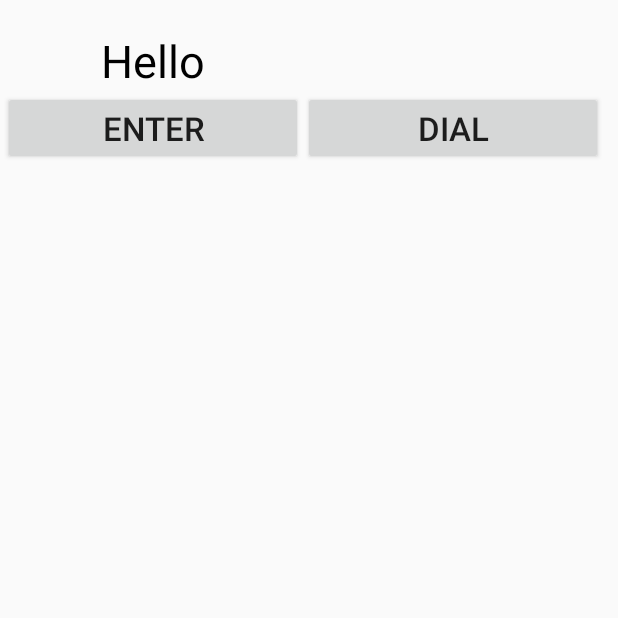
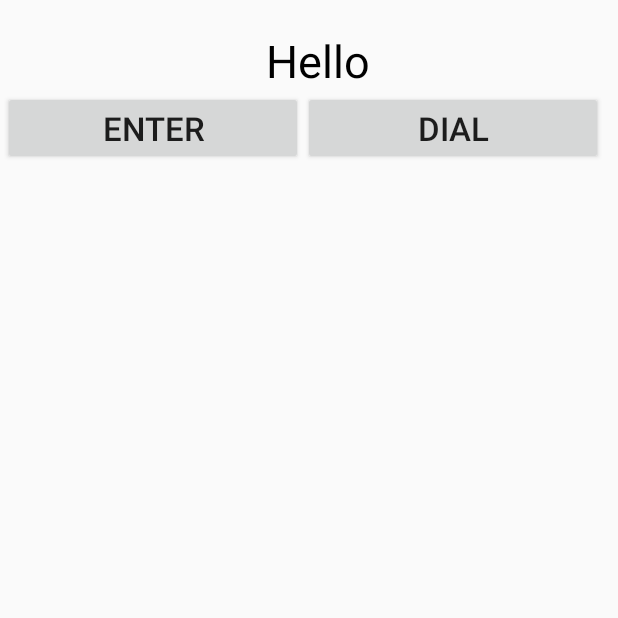
Before and after one commit to SabaKathawala/AndroidApp1, an Android app: the screen it shows after launch (MainActivity), after a tap on "DIAL", on a phone screen of 412 x 824 dp, the top half of it. Run offline under Robolectric (Android 15) with nearby library versions, the phone set to English and light mode, and no system bars.

Commit message:
Final Changes

```diff
--- a/app/src/main/java/edu/uic/skatha2/firstapp/MainActivity.java
+++ b/app/src/main/java/edu/uic/skatha2/firstapp/MainActivity.java
@@ -6,7 +6,6 @@ import android.content.Intent;
 import android.net.Uri;
 import android.os.Bundle;
 import android.widget.Button;
-
 import android.view.View;
 import android.widget.Toast;
 
@@ -17,10 +16,13 @@ public class MainActivity extends Activity {
     protected Button dialButton;
     private String phoneNumber;
     //flag to check if "Dial Number" should work
-    private boolean isPhoneNumberPresent = false;
+    private boolean isPhoneNumberValid = false;
 
+    private static final String URI_TEL_SCHEME = "tel:";
     private static final int REQUEST_CODE_PHONE_NUMBER = 101;
     private static final String EXTRA_PARAM_PHONE_NUMBER = "extra_param_phone_number";
+    private static final String SAVED_INSTANCE_PHONE_NUMBER = "phone_number";
+    private static final String SAVED_INSTANCE_IS_NUMBER_VALID = "is_phone_number_present";
 
     @Override
     protected void onCreate(Bundle savedInstanceState) {
@@ -28,8 +30,7 @@ public class MainActivity extends Activity {
         //1. Call super.onCreate()
         super.onCreate(savedInstanceState);
 
-        //2. Set layout configuration for activity (call setContentView() on
-        //        appropriate layout file)
+        //2. Set layout configuration for activity
         setContentView(R.layout.activity_main);
 
         //3. Get references to views, e.g., findViewById(R.id.viewName)
@@ -38,6 +39,11 @@ public class MainActivity extends Activity {
         dialButton = (Button) findViewById(R.id.dialButton);
 
         //4. Check saved instance state, act upon saved state if needed
+        // Are we running from scratch?  No, get the phoneNumber
+        if (savedInstanceState != null) {
+            phoneNumber = savedInstanceState.getString(SAVED_INSTANCE_PHONE_NUMBER);
+            isPhoneNumberValid = savedInstanceState.getBoolean(SAVED_INSTANCE_IS_NUMBER_VALID);
+        }
 
         //5. Set up listeners for interactive views
         // Actual listeners are created below as instances of anonymous classes
@@ -48,7 +54,7 @@ public class MainActivity extends Activity {
 
     }
 
-    // Listener for the "Enter Number" button
+    // Listener for the "Enter Number" butto n
     public View.OnClickListener enterButtonListener = new View.OnClickListener() {
 
         // Called when "Enter Number" button is clicked
@@ -63,36 +69,40 @@ public class MainActivity extends Activity {
 
     protected void onActivityResult(int requestCode, int resultCode, Intent intent) {
         super.onActivityResult(requestCode, resultCode, intent);
-
         //get phoneNumber from Intent Extras
         phoneNumber = intent.getStringExtra(EXTRA_PARAM_PHONE_NUMBER);
-        if (resultCode == RESULT_OK) {
-            isPhoneNumberPresent = true;
-        }
-        else if (resultCode == RESULT_CANCELED) {
-            isPhoneNumberPresent = false;
-        }
-
+        //to decide what to display on click of "Dial"
+        isPhoneNumberValid = resultCode == RESULT_OK;
     }
 
     public View.OnClickListener dialButtonListener = new View.OnClickListener() {
 
         @Override
         public void onClick(View v) {
-            if(isPhoneNumberPresent) {
+            if(isPhoneNumberValid) {
                 //implicit intent
-                Intent intent = new Intent(Intent.ACTION_DIAL, Uri.parse("tel:"+phoneNumber));
+                Intent intent = new Intent(Intent.ACTION_DIAL, Uri.parse(URI_TEL_SCHEME + phoneNumber));
                 startActivity(intent);
             }
             else {
-                Context context = getApplicationContext();
                 String message = "Please enter a number first";
                 if(phoneNumber != null) {
                     message = "The number " + phoneNumber+ " entered is incorrect. " +
                             "Please try again with the correct input format: (xxx) xxx-xxxx";
                 }
-                Toast.makeText(context, message, Toast.LENGTH_LONG).show();
+                Toast.makeText(getApplicationContext(), message, Toast.LENGTH_LONG).show();
             }
         }
     };
+
+    // This will be called when the app loses focus, configuration changes;
+    // save current state
+    @Override
+    public void onSaveInstanceState(Bundle outState) {
+        // Always do this
+        super.onSaveInstanceState(outState)  ;
+        // Save the phone number
+        outState.putString(SAVED_INSTANCE_PHONE_NUMBER, phoneNumber);
+        outState.putBoolean(SAVED_INSTANCE_IS_NUMBER_VALID, isPhoneNumberValid);
+    }
 }
--- a/app/src/main/res/layout/activity_main.xml
+++ b/app/src/main/res/layout/activity_main.xml
@@ -1,26 +1,9 @@
 <?xml version="1.0" encoding="utf-8"?>
-<!--<android.support.constraint.ConstraintLayout xmlns:android="http://schemas.android.com/apk/res/android"
-    xmlns:app="http://schemas.android.com/apk/res-auto"
-    xmlns:tools="http://schemas.android.com/tools"
-    android:layout_width="match_parent"
-    android:layout_height="match_parent"
-    tools:context="edu.uic.skatha2.firstapp.MainActivity">
-
-    <TextView
-        android:layout_width="wrap_content"
-        android:layout_height="wrap_content"
-        android:text="Hello World!"
-        app:layout_constraintBottom_toBottomOf="parent"
-        app:layout_constraintLeft_toLeftOf="parent"
-        app:layout_constraintRight_toRightOf="parent"
-        app:layout_constraintTop_toTopOf="parent" />
-
-</android.support.constraint.ConstraintLayout>-->
 
 <TableLayout xmlns:android="http://schemas.android.com/apk/res/android"
 
-    android:layout_width="fill_parent"
-    android:layout_height="fill_parent"
+    android:layout_width="match_parent"
+    android:layout_height="match_parent"
     android:layout_gravity="center"
     android:gravity="center_horizontal"
     android:paddingTop="20dp"
@@ -30,18 +13,21 @@
 
     <TableRow
         android:id="@+id/tableRow1"
-        android:layout_width="wrap_content"
-        android:layout_height="wrap_content" >
+        android:layout_width="match_parent"
+        android:layout_height="match_parent"
+        >
 
         <TextView
             android:id="@+id/textView1"
-            android:layout_width="wrap_content"
+            android:layout_width="match_parent"
             android:layout_height="wrap_content"
-            android:gravity="center"
+            android:gravity="center_horizontal"
             android:text="@string/welcomeString"
+            android:textAppearance="?android:attr/textAppearanceMedium"
+            android:textColor="#000000"
             android:textSize="30sp"
-            android:textColor="#000000"
-            android:textAppearance="?android:attr/textAppearanceMedium" />
+            android:layout_span="2"
+            />
 
     </TableRow>
 
--- a/app/src/main/res/layout/activity_number_entry.xml
+++ b/app/src/main/res/layout/activity_number_entry.xml
@@ -1,6 +1,5 @@
 <?xml version="1.0" encoding="utf-8"?>
 <android.support.constraint.ConstraintLayout xmlns:android="http://schemas.android.com/apk/res/android"
-    xmlns:app="http://schemas.android.com/apk/res-auto"
     xmlns:tools="http://schemas.android.com/tools"
     android:layout_width="match_parent"
     android:layout_height="match_parent"
@@ -10,12 +9,10 @@
         android:id="@+id/editText1"
         android:layout_span="2"
         android:layout_column="1"
-        android:layout_width="wrap_content"
+        android:layout_width="match_parent"
         android:layout_height="wrap_content"
         android:paddingLeft="10dp"
         android:paddingRight="20dp"
-        android:width="200dp"
-        android:maxWidth="250dp"
         android:maxLines="1"
         android:inputType="text"
         android:textSize="22sp"
```
Also changed, not shown: app/src/main/java/edu/uic/skatha2/firstapp/NumberEntryActivity.java (+29 -40 lines).
